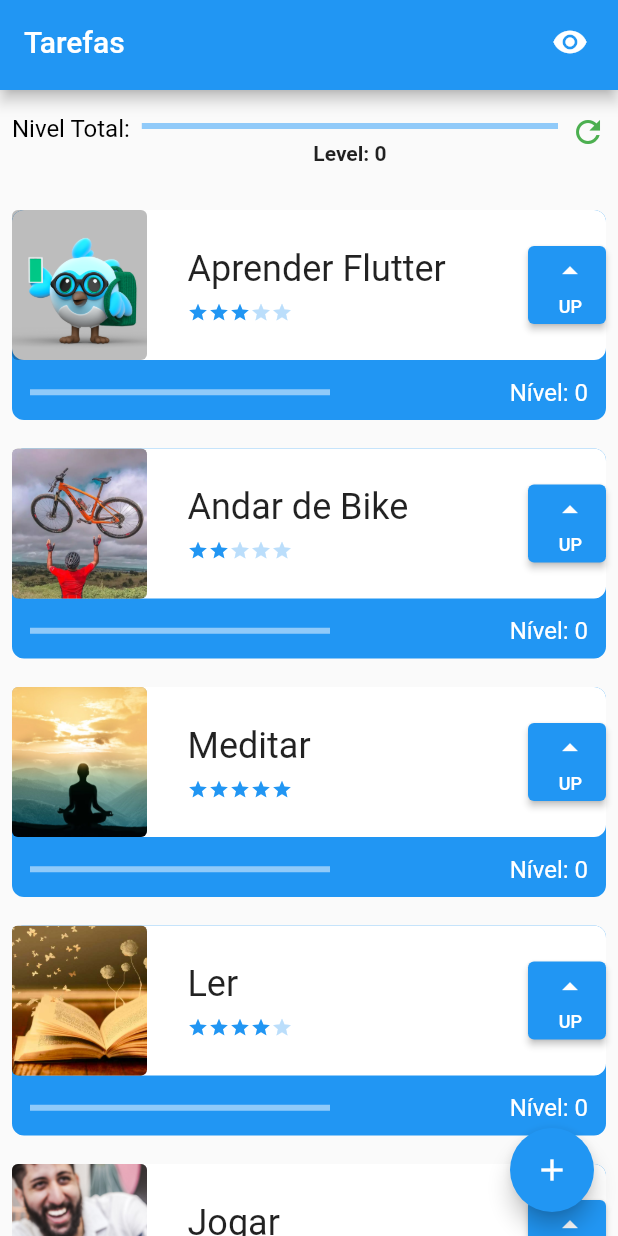
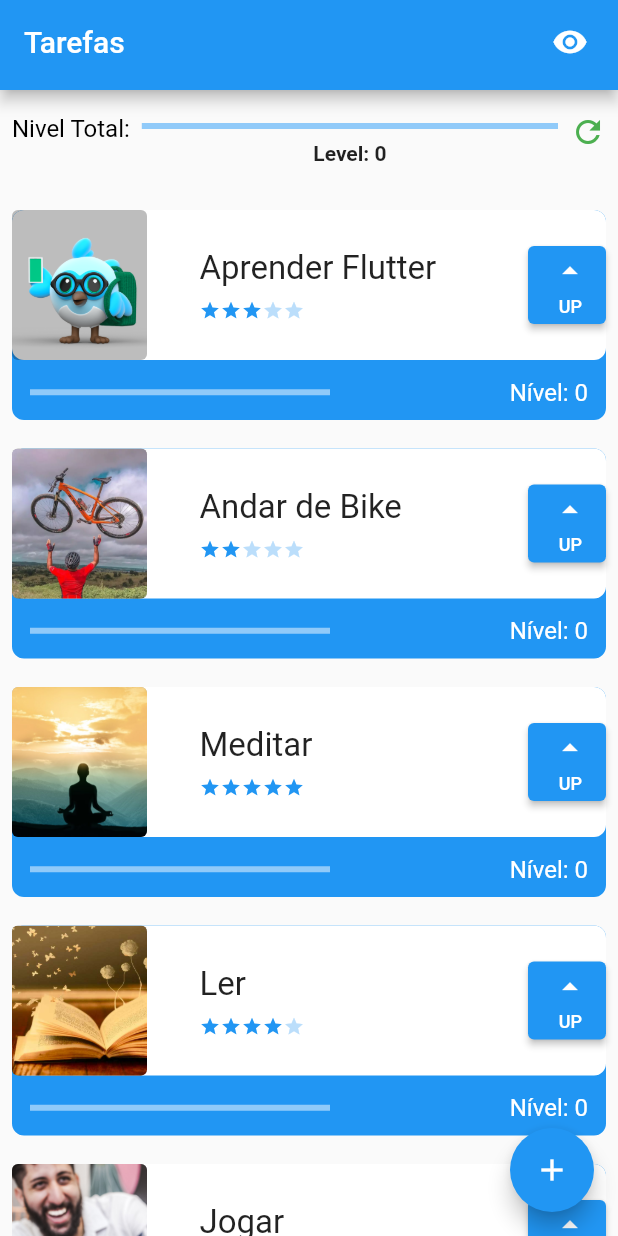
Before and after one commit to BrunnoBird/alura-primeiro_app_flutter, a Flutter app: the screen it shows after launch, on a phone screen of 412 x 824 dp. Run offline on Flutter 3.47's test engine with Material 2 defaults, Android fonts, the phone set to English and light mode, and no system bars; our stand-ins replace sqflite; accounts and stored records are empty.

```diff
--- a/lib/components/task.dart
+++ b/lib/components/task.dart
@@ -78,16 +78,19 @@ class _TaskState extends State<Task> {
                       children: [
                         SizedBox(
                           width: 200,
-                          child: Text(
-                            widget.name,
-                            style: const TextStyle(
-                              fontSize: 24,
-                              overflow: TextOverflow.ellipsis,
+                          child: Padding(
+                            padding: const EdgeInsets.only(left: 8),
+                            child: Text(
+                              widget.name,
+                              style: const TextStyle(
+                                fontSize: 22,
+                                overflow: TextOverflow.ellipsis,
+                              ),
                             ),
                           ),
                         ),
                         Padding(
-                          padding: const EdgeInsets.only(top: 8.0),
+                          padding: const EdgeInsets.only(top: 8.0, left: 8),
                           child: Difficulty(
                             difficultyLevel: widget.difficulty,
                           ),
--- a/pubspec.yaml
+++ b/pubspec.yaml
@@ -36,6 +36,7 @@ dependencies:
   # The following adds the Cupertino Icons font to your application.
   # Use with the CupertinoIcons class for iOS style icons.
   cupertino_icons: ^1.0.2
+  sqflite: ^2.0.3+1
 
 dev_dependencies:
   flutter_test:
```
Also changed, not shown: lib/data/database.dart (added, +17 -0 lines), lib/data/task_dao.dart (added, +53 -0 lines), pubspec.lock, 3 other files.
